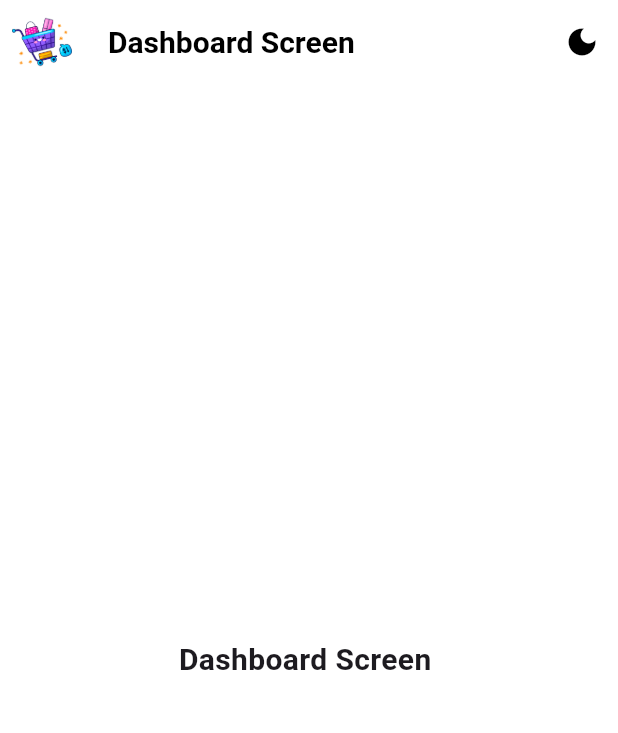
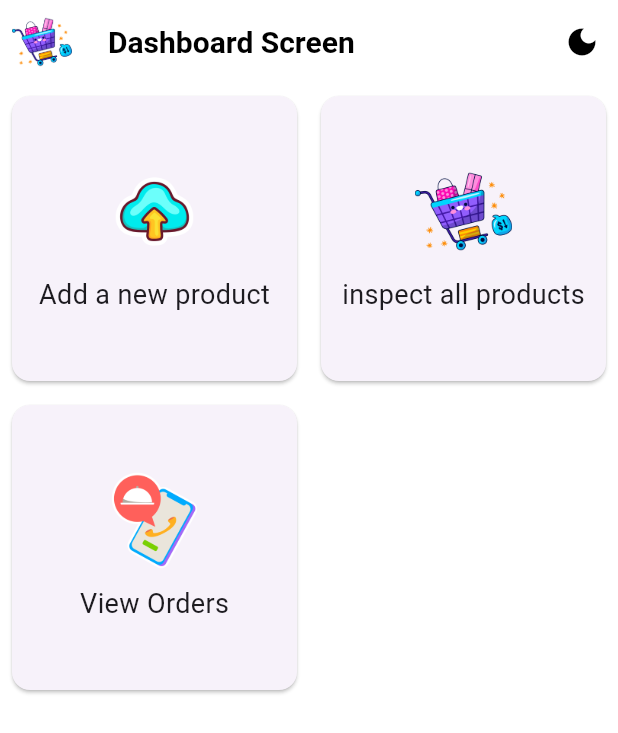
Before and after one commit to Ilevander/Flutter-ecom-shop-Application, a Flutter app: the screen it shows after launch, on a phone screen of 412 x 824 dp. Shown: the top 733 px of the screen. Run offline on Flutter 3.47's test engine with Material 3 defaults, Android fonts, the light colour scheme and no system bars; our stand-ins replace card_swiper, fancy_shimmer_image, flutter_iconly, image_picker, ionicons, shared_preferences and 1 more; missing offline and left inert: dynamic_height_grid_view.

Commit message:
Admin Panel APP: Implement the Dashboard Screen

```diff
--- /dev/null
+++ b/elamri_shop_admin/lib/models/dashboard_btn_model.dart
@@ -0,0 +1,38 @@
+import 'package:elamri_shop_admin/screens/inner_screen/orders/orders_screen.dart';
+import 'package:elamri_shop_admin/screens/search_screen.dart';
+import 'package:flutter/material.dart';
+
+import '../services/assets_manager.dart';
+
+class DashboardButtonsModel {
+  final String text, imagePath;
+  final Function onPressed;
+
+  DashboardButtonsModel({
+    required this.text,
+    required this.imagePath,
+    required this.onPressed,
+  });
+
+  static List<DashboardButtonsModel> dashboardBtnList(context) => [
+        DashboardButtonsModel(
+          text: "Add a new product",
+          imagePath: AssetsManager.cloud,
+          onPressed: () {},
+        ),
+        DashboardButtonsModel(
+          text: "inspect all products",
+          imagePath: AssetsManager.shoppingCart,
+          onPressed: () {
+            Navigator.pushNamed(context, SearchScreen.routeName);
+          },
+        ),
+        DashboardButtonsModel(
+          text: "View Orders",
+          imagePath: AssetsManager.order,
+          onPressed: () {
+            Navigator.pushNamed(context, OrdersScreenFree.routeName);
+          },
+        ),
+      ];
+}
--- a/elamri_shop_admin/lib/screens/dashboard_screen.dart
+++ b/elamri_shop_admin/lib/screens/dashboard_screen.dart
@@ -1,3 +1,5 @@
+import 'package:elamri_shop_admin/models/dashboard_btn_model.dart';
+import 'package:elamri_shop_admin/widgets/dashboard_btn.dart';
 import 'package:flutter/material.dart';
 import 'package:provider/provider.dart';
 import '../providers/theme_provider.dart';
@@ -35,9 +37,18 @@
             ),
           ],
         ),
-      body: const Center(
-        child: TitlesTextWidget(label: "Dashboard Screen "),
+        body: GridView.count(
+          crossAxisCount: 2,
+          children: List.generate(
+            DashboardButtonsModel.dashboardBtnList(context).length,
+            (index) => DashboardButtonsWidget(
+              text: DashboardButtonsModel.dashboardBtnList(context)[index].text,
+              imagePath: DashboardButtonsModel.dashboardBtnList(context)[index]
+                  .imagePath,
+              onPressed: DashboardButtonsModel.dashboardBtnList(context)[index]
+                  .onPressed,
             ),
-    );
+          ),
+        ));
   }
 }
--- /dev/null
+++ b/elamri_shop_admin/lib/widgets/dashboard_btn.dart
@@ -0,0 +1,41 @@
+import 'package:flutter/material.dart';
+
+
+import 'subtitle_text.dart';
+
+class DashboardButtonsWidget extends StatelessWidget {
+  const DashboardButtonsWidget(
+      {super.key,
+      required this.text,
+      required this.imagePath,
+      required this.onPressed});
+  final String text, imagePath;
+  final Function onPressed;
+  @override
+  Widget build(BuildContext context) {
+    return GestureDetector(
+      onTap: () {
+        onPressed();
+      },
+      child: Padding(
+        padding: const EdgeInsets.all(4.0),
+        child: Card(
+          child: Column(
+            mainAxisAlignment: MainAxisAlignment.center,
+            children: [
+              Image.asset(
+                imagePath,
+                height: 65,
+                width: 65,
+              ),
+              const SizedBox(
+                height: 10,
+              ),
+              SubtitleTextWidget(label: text),
+            ],
+          ),
+        ),
+      ),
+    );
+  }
+}
```
Lines whose indentation alone changed are shown as unchanged.
